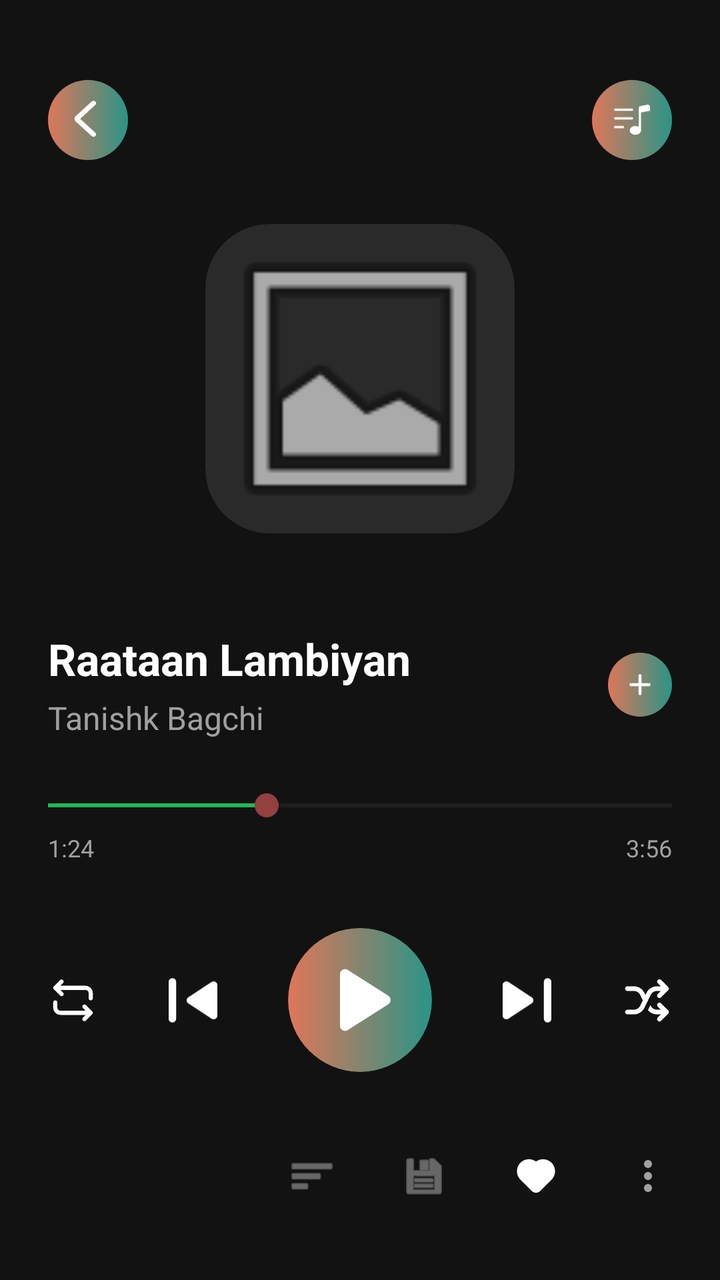
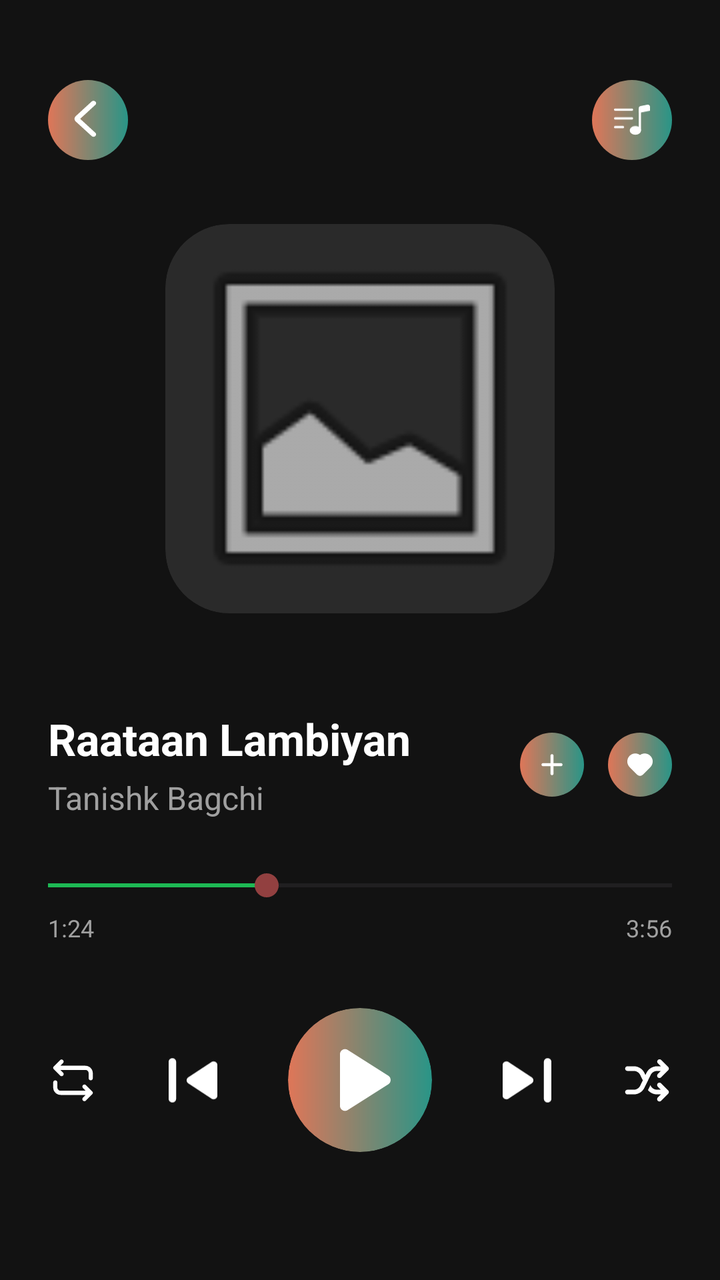

Two renders of the same Android screen: before a commit and after it. Below are the layout's source before the change and the commit's diff.
<!-- AndroidManifest.xml: application theme Theme.ViBePlayer -->
<!-- res/layout/fragment_player.xml -->
<?xml version="1.0" encoding="utf-8"?>
<androidx.constraintlayout.widget.ConstraintLayout xmlns:android="http://schemas.android.com/apk/res/android"
    xmlns:app="http://schemas.android.com/apk/res-auto"
    xmlns:tools="http://schemas.android.com/tools"
    android:layout_width="match_parent"
    android:layout_height="match_parent"
    android:id="@+id/playerRootLayout"
    android:background="@color/vibe_black"
    android:padding="24dp">

    <FrameLayout
        android:id="@+id/btnDownPlayer"
        android:layout_width="40dp"
        android:layout_height="40dp"
        android:layout_marginTop="16dp"
        android:background="@drawable/bg_chip_outline"
        android:clickable="true"
        android:focusable="true"
        app:layout_constraintStart_toStartOf="parent"
        app:layout_constraintTop_toTopOf="parent">

        <ImageView
            android:layout_width="28dp"
            android:layout_height="24dp"
            android:layout_gravity="center"
            android:paddingEnd="3dp"
            android:src="@drawable/ic_back_arrow"
            app:tint="@color/white" />
    </FrameLayout>

    <FrameLayout
        android:id="@+id/btnQueue"
        android:layout_width="40dp"
        android:layout_height="40dp"
        android:layout_marginTop="16dp"
        android:background="@drawable/bg_chip_outline"
        android:clickable="true"
        android:focusable="true"
        app:layout_constraintEnd_toEndOf="parent"
        app:layout_constraintTop_toTopOf="parent">

        <ImageView
            android:layout_width="18dp"
            android:layout_height="18dp"
            android:layout_gravity="center"
            android:src="@drawable/ic_queue_list"
            app:tint="@color/white" />
    </FrameLayout>

    <androidx.cardview.widget.CardView
        android:id="@+id/cardPlayerArt"
        android:layout_width="0dp"
        android:layout_height="0dp"
        android:layout_marginTop="32dp"
        android:layout_marginBottom="48dp"
        app:cardBackgroundColor="#2A2A2A"
        app:cardCornerRadius="32dp"
        app:cardElevation="0dp"
        app:layout_constraintDimensionRatio="1:1"
        app:layout_constraintBottom_toTopOf="@id/layoutSongInfo"
        app:layout_constraintEnd_toEndOf="parent"
        app:layout_constraintStart_toStartOf="parent"
        app:layout_constraintTop_toBottomOf="@id/btnDownPlayer">

        <ImageView
            android:id="@+id/imgPlayerArt"
            android:layout_width="match_parent"
            android:layout_height="match_parent"
            android:scaleType="centerCrop"
            android:src="@android:drawable/ic_menu_gallery" />
    </androidx.cardview.widget.CardView>

    <androidx.constraintlayout.widget.ConstraintLayout
        android:id="@+id/layoutSongInfo"
        android:layout_width="match_parent"
        android:layout_height="wrap_content"
        android:layout_marginBottom="24dp"
        app:layout_constraintBottom_toTopOf="@id/layoutSeekBar">

        <TextView
            android:id="@+id/txtPlayerTitle"
            android:layout_width="0dp"
            android:singleLine="true"
            android:layout_height="wrap_content"
            android:text="Raataan Lambiyan"
            android:textColor="@color/white"
            android:textSize="22sp"
            android:textStyle="bold"
            app:layout_constraintEnd_toStartOf="@id/btnAddPlayer"
            app:layout_constraintStart_toStartOf="parent"
            app:layout_constraintTop_toTopOf="parent" />

        <TextView
            android:id="@+id/txtPlayerArtist"
            android:layout_width="0dp"
            android:layout_height="wrap_content"
            android:layout_marginTop="4dp"
            android:text="Tanishk Bagchi"
            android:textColor="#A0A0A0"
            android:textSize="16sp"
            app:layout_constraintEnd_toStartOf="@id/btnAddPlayer"
            app:layout_constraintStart_toStartOf="parent"
            app:layout_constraintTop_toBottomOf="@id/txtPlayerTitle" />

        <FrameLayout
            android:id="@+id/btnAddPlayer"
            android:layout_width="32dp"
            android:layout_height="32dp"
            android:background="@drawable/bg_chip_outline"
            app:layout_constraintBottom_toBottomOf="parent"
            app:layout_constraintEnd_toEndOf="parent"
            app:layout_constraintTop_toTopOf="parent">

            <ImageView
                android:layout_width="18dp"
                android:layout_height="18dp"
                android:layout_gravity="center"
                android:src="@drawable/ic_add"
                app:tint="@color/white" />
        </FrameLayout>
    </androidx.constraintlayout.widget.ConstraintLayout>

    <LinearLayout
        android:id="@+id/layoutSeekBar"
        android:layout_width="match_parent"
        android:layout_height="wrap_content"
        android:layout_marginBottom="32dp"
        android:orientation="vertical"
        app:layout_constraintBottom_toTopOf="@id/layoutMainControls">

        <SeekBar
            android:id="@+id/seekBarPlayer"
            android:layout_width="match_parent"
            android:layout_height="wrap_content"
            android:paddingStart="0dp"
            android:paddingEnd="0dp"
            android:progress="35"
            android:progressTint="#1DB954"
            android:thumbTint="#924040" />

        <RelativeLayout
            android:layout_width="match_parent"
            android:layout_height="wrap_content"
            android:layout_marginTop="4dp">

            <TextView
                android:id="@+id/txtCurrentTime"
                android:layout_width="wrap_content"
                android:layout_height="wrap_content"
                android:layout_alignParentStart="true"
                android:text="1:24"
                android:textColor="#A0A0A0"
                android:textSize="12sp" />

            <TextView
                android:id="@+id/txtTotalTime"
                android:layout_width="wrap_content"
                android:layout_height="wrap_content"
                android:layout_alignParentEnd="true"
                android:text="3:56"
                android:textColor="#A0A0A0"
                android:textSize="12sp" />
        </RelativeLayout>
    </LinearLayout>

    <androidx.constraintlayout.widget.ConstraintLayout
        android:id="@+id/layoutMainControls"
        android:layout_width="match_parent"
        android:layout_height="wrap_content"
        android:layout_marginBottom="40dp"
        app:layout_constraintBottom_toTopOf="@id/layoutBottomUtils">

        <ImageView
            android:id="@+id/btnRepeat"
            android:layout_width="25dp"
            android:layout_height="25dp"
            android:src="@drawable/ic_repeat"
            app:tint="@color/white"
            app:layout_constraintBottom_toBottomOf="parent"
            app:layout_constraintStart_toStartOf="parent"
            app:layout_constraintTop_toTopOf="parent" />

        <ImageView
            android:id="@+id/btnPrev"
            android:layout_width="45dp"
            android:layout_height="45dp"
            android:src="@drawable/ic_previous"
            app:tint="@color/white"
            app:layout_constraintBottom_toBottomOf="parent"
            app:layout_constraintEnd_toStartOf="@id/cardPlayPauseWrap"
            app:layout_constraintStart_toEndOf="@id/btnRepeat"
            app:layout_constraintTop_toTopOf="parent" />

        <androidx.cardview.widget.CardView
            android:id="@+id/cardPlayPauseWrap"
            android:layout_width="72dp"
            android:layout_height="72dp"
            app:cardCornerRadius="36dp"
            app:cardBackgroundColor="@android:color/transparent"
            app:cardElevation="0dp"
            app:layout_constraintBottom_toBottomOf="parent"
            app:layout_constraintEnd_toEndOf="parent"
            app:layout_constraintStart_toStartOf="parent"
            app:layout_constraintTop_toTopOf="parent">

            <FrameLayout
                android:id="@+id/btnPlayPause"
                android:layout_width="match_parent"
                android:layout_height="match_parent"
                android:background="@drawable/bg_chip_outline">

                <ImageView
                    android:id="@+id/imgPlayPause"
                    android:layout_width="60dp"
                    android:layout_height="60dp"
                    android:layout_gravity="center"
                    android:src="@drawable/ic_play"
                    app:tint="@color/white" />
            </FrameLayout>
        </androidx.cardview.widget.CardView>

        <ImageView
            android:id="@+id/btnNext"
            android:layout_width="45dp"
            android:layout_height="45dp"
            android:src="@drawable/ic_next"
            app:tint="@color/white"
            app:layout_constraintBottom_toBottomOf="parent"
            app:layout_constraintEnd_toStartOf="@id/btnShuffle"
            app:layout_constraintStart_toEndOf="@id/cardPlayPauseWrap"
            app:layout_constraintTop_toTopOf="parent" />

        <ImageView
            android:id="@+id/btnShuffle"
            android:layout_width="25dp"
            android:layout_height="25dp"
            android:src="@drawable/ic_shuffle"
            app:tint="@color/white"
            app:layout_constraintBottom_toBottomOf="parent"
            app:layout_constraintEnd_toEndOf="parent"
            app:layout_constraintTop_toTopOf="parent" />

    </androidx.constraintlayout.widget.ConstraintLayout>

    <LinearLayout
        android:id="@+id/layoutBottomUtils"
        android:layout_width="wrap_content"
        android:layout_height="wrap_content"
        android:layout_marginBottom="16dp"
        android:orientation="horizontal"
        app:layout_constraintBottom_toBottomOf="parent"
        app:layout_constraintEnd_toEndOf="parent"
        app:layout_constraintHorizontal_bias="1.0"
        app:layout_constraintStart_toStartOf="parent">

        <ImageView
            android:layout_width="24dp"
            android:layout_height="24dp"
            android:layout_marginEnd="32dp"
            android:src="@android:drawable/ic_menu_sort_by_size"
            app:tint="#A0A0A0" />

        <ImageView
            android:layout_width="24dp"
            android:layout_height="24dp"
            android:layout_marginEnd="32dp"
            android:src="@android:drawable/ic_menu_save"
            app:tint="#A0A0A0" />

        <ImageView
            android:id="@+id/btnFavorite"
            android:layout_width="24dp"
            android:layout_height="24dp"
            android:layout_marginEnd="32dp"
            android:src="@drawable/ic_heart"
             />

        <ImageView
            android:layout_width="24dp"
            android:layout_height="24dp"
            android:src="@drawable/ic_three_dot"
            app:tint="#A0A0A0" />
    </LinearLayout>

</androidx.constraintlayout.widget.ConstraintLayout>
<!-- resources referenced by this layout -->
<resources>
  <color name="vibe_black">#121212</color>
  <color name="white">#FFFFFFFF</color>
  <!-- drawable bg_chip_outline (drawable) -->
  <?xml version="1.0" encoding="utf-8"?>
  <shape xmlns:android="http://schemas.android.com/apk/res/android"
      android:shape="rectangle">
  
      <gradient
          android:angle="0"
          android:startColor="#DF7658"
          android:endColor="#299587" />
  
      <corners android:radius="50dp" />
  
  </shape>
  <!-- drawable ic_heart (drawable) -->
  <vector xmlns:android="http://schemas.android.com/apk/res/android"
      android:width="20dp"
      android:height="20dp"
      android:viewportWidth="20"
      android:viewportHeight="20">
    <path
        android:pathData="M3.518,4.47C4.361,3.627 5.477,3.113 6.666,3.02C7.854,2.928 9.037,3.263 10,3.965C11.018,3.229 12.275,2.902 13.523,3.051C14.77,3.199 15.916,3.811 16.732,4.766C17.549,5.72 17.976,6.947 17.93,8.202C17.884,9.457 17.367,10.649 16.482,11.541L11.767,16.255C11.299,16.724 10.663,16.987 10,16.987C9.337,16.987 8.701,16.724 8.232,16.255L3.518,11.542C2.581,10.604 2.054,9.332 2.054,8.006C2.054,6.68 2.581,5.408 3.518,4.47Z"
        android:fillColor="#ffffff"
        android:fillType="evenOdd"/>
  </vector>
  <!-- drawable ic_play (drawable) -->
  <vector xmlns:android="http://schemas.android.com/apk/res/android"
      android:width="40dp"
      android:height="40dp"
      android:viewportWidth="40"
      android:viewportHeight="40">
    <path
        android:pathData="M13.333,28.625V11.375C13.333,10.903 13.5,10.507 13.833,10.187C14.167,9.867 14.556,9.707 15,9.708C15.139,9.708 15.285,9.729 15.438,9.77C15.592,9.811 15.737,9.874 15.875,9.958L29.458,18.583C29.708,18.75 29.896,18.958 30.022,19.208C30.147,19.458 30.209,19.722 30.208,20C30.207,20.278 30.145,20.542 30.022,20.792C29.898,21.042 29.711,21.25 29.458,21.417L15.875,30.042C15.736,30.125 15.59,30.188 15.438,30.23C15.286,30.272 15.14,30.293 15,30.292C14.556,30.292 14.167,30.132 13.833,29.812C13.5,29.492 13.333,29.096 13.333,28.625Z"
        android:fillColor="#ffffff"/>
  </vector>
  <!-- drawable ic_three_dot (drawable) -->
  <vector xmlns:android="http://schemas.android.com/apk/res/android"
      android:width="20dp"
      android:height="20dp"
      android:viewportWidth="20"
      android:viewportHeight="20">
    <path
        android:pathData="M8.333,10C8.333,10.442 8.509,10.866 8.821,11.178C9.134,11.491 9.558,11.667 10,11.667C10.442,11.667 10.866,11.491 11.179,11.178C11.491,10.866 11.667,10.442 11.667,10C11.667,9.558 11.491,9.134 11.179,8.821C10.866,8.509 10.442,8.333 10,8.333C9.558,8.333 9.134,8.509 8.821,8.821C8.509,9.134 8.333,9.558 8.333,10ZM8.333,5C8.333,5.442 8.509,5.866 8.821,6.178C9.134,6.491 9.558,6.667 10,6.667C10.442,6.667 10.866,6.491 11.179,6.178C11.491,5.866 11.667,5.442 11.667,5C11.667,4.558 11.491,4.134 11.179,3.821C10.866,3.509 10.442,3.333 10,3.333C9.558,3.333 9.134,3.509 8.821,3.821C8.509,4.134 8.333,4.558 8.333,5ZM8.333,15C8.333,15.442 8.509,15.866 8.821,16.178C9.134,16.491 9.558,16.667 10,16.667C10.442,16.667 10.866,16.491 11.179,16.178C11.491,15.866 11.667,15.442 11.667,15C11.667,14.558 11.491,14.134 11.179,13.821C10.866,13.509 10.442,13.333 10,13.333C9.558,13.333 9.134,13.509 8.821,13.821C8.509,14.134 8.333,14.558 8.333,15Z"
        android:fillColor="#ffffff"/>
  </vector>
  <style name="Theme.ViBePlayer" parent="Base.Theme.ViBePlayer" />
  <style name="Base.Theme.ViBePlayer" parent="Theme.Material3.DayNight.NoActionBar">
          
          
      </style>
  <!-- unchanged entries left out for length: 7 -->
</resources>

<!-- the commit's change to res/layout/fragment_player.xml (unified diff, before → after) -->
@@ -82,6 +82,7 @@
             android:layout_width="0dp"
             android:singleLine="true"
             android:layout_height="wrap_content"
+            android:layout_marginEnd="16dp"
             android:text="Raataan Lambiyan"
             android:textColor="@color/white"
             android:textSize="22sp"
@@ -95,6 +96,7 @@
             android:layout_width="0dp"
             android:layout_height="wrap_content"
             android:layout_marginTop="4dp"
+            android:layout_marginEnd="16dp"
             android:text="Tanishk Bagchi"
             android:textColor="#A0A0A0"
             android:textSize="16sp"
@@ -106,9 +108,10 @@
             android:id="@+id/btnAddPlayer"
             android:layout_width="32dp"
             android:layout_height="32dp"
+            android:layout_marginEnd="12dp"
             android:background="@drawable/bg_chip_outline"
             app:layout_constraintBottom_toBottomOf="parent"
-            app:layout_constraintEnd_toEndOf="parent"
+            app:layout_constraintEnd_toStartOf="@id/btnFavorite"
             app:layout_constraintTop_toTopOf="parent">
 
             <ImageView
@@ -118,6 +121,24 @@
                 android:src="@drawable/ic_add"
                 app:tint="@color/white" />
         </FrameLayout>
+
+        <FrameLayout
+            android:id="@+id/btnFavorite"
+            android:layout_width="32dp"
+            android:layout_height="32dp"
+            android:background="@drawable/bg_chip_outline"
+            app:layout_constraintBottom_toBottomOf="parent"
+            app:layout_constraintEnd_toEndOf="parent"
+            app:layout_constraintTop_toTopOf="parent">
+
+            <ImageView
+                android:id="@+id/imgFavoriteIcon"
+                android:layout_width="16dp"
+                android:layout_height="16dp"
+                android:layout_gravity="center"
+                android:src="@drawable/ic_heart" />
+        </FrameLayout>
+
     </androidx.constraintlayout.widget.ConstraintLayout>
 
     <LinearLayout
@@ -168,14 +189,14 @@
         android:layout_width="match_parent"
         android:layout_height="wrap_content"
         android:layout_marginBottom="40dp"
-        app:layout_constraintBottom_toTopOf="@id/layoutBottomUtils">
+        app:layout_constraintBottom_toBottomOf="parent">
 
         <ImageView
             android:id="@+id/btnRepeat"
             android:layout_width="25dp"
             android:layout_height="25dp"
             android:src="@drawable/ic_repeat"
-            app:tint="@color/white"
+
             app:layout_constraintBottom_toBottomOf="parent"
             app:layout_constraintStart_toStartOf="parent"
             app:layout_constraintTop_toTopOf="parent" />
@@ -235,51 +256,11 @@
             android:layout_width="25dp"
             android:layout_height="25dp"
             android:src="@drawable/ic_shuffle"
-            app:tint="@color/white"
+
             app:layout_constraintBottom_toBottomOf="parent"
             app:layout_constraintEnd_toEndOf="parent"
             app:layout_constraintTop_toTopOf="parent" />
 
     </androidx.constraintlayout.widget.ConstraintLayout>
 
-    <LinearLayout
-        android:id="@+id/layoutBottomUtils"
-        android:layout_width="wrap_content"
-        android:layout_height="wrap_content"
-        android:layout_marginBottom="16dp"
-        android:orientation="horizontal"
-        app:layout_constraintBottom_toBottomOf="parent"
-        app:layout_constraintEnd_toEndOf="parent"
-        app:layout_constraintHorizontal_bias="1.0"
-        app:layout_constraintStart_toStartOf="parent">
-
-        <ImageView
-            android:layout_width="24dp"
-            android:layout_height="24dp"
-            android:layout_marginEnd="32dp"
-            android:src="@android:drawable/ic_menu_sort_by_size"
-            app:tint="#A0A0A0" />
-
-        <ImageView
-            android:layout_width="24dp"
-            android:layout_height="24dp"
-            android:layout_marginEnd="32dp"
-            android:src="@android:drawable/ic_menu_save"
-            app:tint="#A0A0A0" />
-
-        <ImageView
-            android:id="@+id/btnFavorite"
-            android:layout_width="24dp"
-            android:layout_height="24dp"
-            android:layout_marginEnd="32dp"
-            android:src="@drawable/ic_heart"
-             />
-
-        <ImageView
-            android:layout_width="24dp"
-            android:layout_height="24dp"
-            android:src="@drawable/ic_three_dot"
-            app:tint="#A0A0A0" />
-    </LinearLayout>
-
 </androidx.constraintlayout.widget.ConstraintLayout>
<!-- resource entries referenced after the edit -->
@@ -36,16 +36,6 @@
         android:pathData="M13.333,28.625V11.375C13.333,10.903 13.5,10.507 13.833,10.187C14.167,9.867 14.556,9.707 15,9.708C15.139,9.708 15.285,9.729 15.438,9.77C15.592,9.811 15.737,9.874 15.875,9.958L29.458,18.583C29.708,18.75 29.896,18.958 30.022,19.208C30.147,19.458 30.209,19.722 30.208,20C30.207,20.278 30.145,20.542 30.022,20.792C29.898,21.042 29.711,21.25 29.458,21.417L15.875,30.042C15.736,30.125 15.59,30.188 15.438,30.23C15.286,30.272 15.14,30.293 15,30.292C14.556,30.292 14.167,30.132 13.833,29.812C13.5,29.492 13.333,29.096 13.333,28.625Z"
         android:fillColor="#ffffff"/>
   </vector>
-  <!-- drawable ic_three_dot (drawable) -->
-  <vector xmlns:android="http://schemas.android.com/apk/res/android"
-      android:width="20dp"
-      android:height="20dp"
-      android:viewportWidth="20"
-      android:viewportHeight="20">
-    <path
-        android:pathData="M8.333,10C8.333,10.442 8.509,10.866 8.821,11.178C9.134,11.491 9.558,11.667 10,11.667C10.442,11.667 10.866,11.491 11.179,11.178C11.491,10.866 11.667,10.442 11.667,10C11.667,9.558 11.491,9.134 11.179,8.821C10.866,8.509 10.442,8.333 10,8.333C9.558,8.333 9.134,8.509 8.821,8.821C8.509,9.134 8.333,9.558 8.333,10ZM8.333,5C8.333,5.442 8.509,5.866 8.821,6.178C9.134,6.491 9.558,6.667 10,6.667C10.442,6.667 10.866,6.491 11.179,6.178C11.491,5.866 11.667,5.442 11.667,5C11.667,4.558 11.491,4.134 11.179,3.821C10.866,3.509 10.442,3.333 10,3.333C9.558,3.333 9.134,3.509 8.821,3.821C8.509,4.134 8.333,4.558 8.333,5ZM8.333,15C8.333,15.442 8.509,15.866 8.821,16.178C9.134,16.491 9.558,16.667 10,16.667C10.442,16.667 10.866,16.491 11.179,16.178C11.491,15.866 11.667,15.442 11.667,15C11.667,14.558 11.491,14.134 11.179,13.821C10.866,13.509 10.442,13.333 10,13.333C9.558,13.333 9.134,13.509 8.821,13.821C8.509,14.134 8.333,14.558 8.333,15Z"
-        android:fillColor="#ffffff"/>
-  </vector>
   <style name="Theme.ViBePlayer" parent="Base.Theme.ViBePlayer" />
   <style name="Base.Theme.ViBePlayer" parent="Theme.Material3.DayNight.NoActionBar">
           
